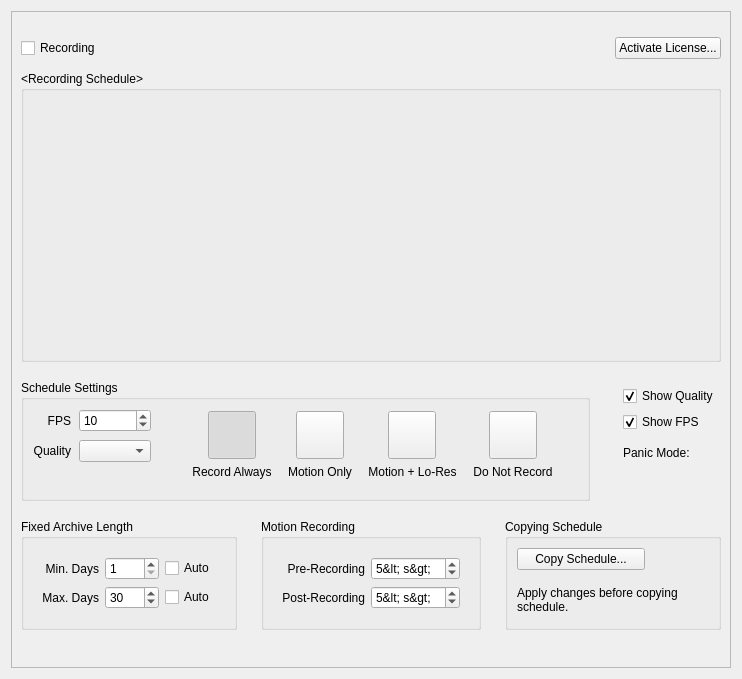
Before: the Qt Designer form client/nx_client_desktop/src/ui/widgets/properties/camera_schedule_widget.ui in networkoptix/nx_open, drawn with Qt 5.
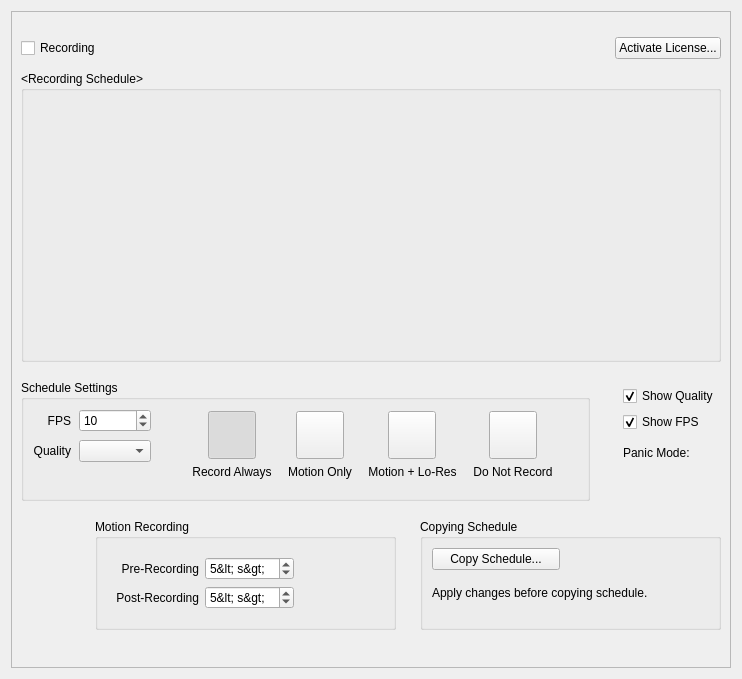
After: the same form once the commit is applied. Custom widgets are drawn as their Qt base class.

Commit message:
Separate archive length widget.
<==== Mercurial data ====>
Branch: vms_3.1_wearable

```diff
--- a/client/nx_client_desktop/src/ui/widgets/properties/camera_schedule_widget.ui
+++ b/client/nx_client_desktop/src/ui/widgets/properties/camera_schedule_widget.ui
@@ -585,7 +585,7 @@
         </layout>
        </item>
        <item>
-        <layout class="QHBoxLayout" name="bottomParametersLayout" stretch="1,1,1">
+        <layout class="QHBoxLayout" name="bottomParametersLayout" stretch="0,1,1">
          <property name="spacing">
           <number>24</number>
          </property>
@@ -596,118 +596,13 @@
           <number>0</number>
          </property>
          <item>
-          <widget class="QGroupBox" name="archiveGroupBox">
-           <property name="title">
-            <string>Fixed Archive Length</string>
+          <widget class="QnArchiveLengthWidget" name="archiveLengthWidget" native="true">
+           <property name="minimumSize">
+            <size>
+             <width>50</width>
+             <height>0</height>
+            </size>
            </property>
-           <property name="flat">
-            <bool>true</bool>
-           </property>
-           <layout class="QVBoxLayout" name="verticalLayout_2">
-            <property name="spacing">
-             <number>16</number>
-            </property>
-            <item>
-             <widget class="QWidget" name="widget_2" native="true">
-              <property name="sizePolicy">
-               <sizepolicy hsizetype="Maximum" vsizetype="Maximum">
-                <horstretch>0</horstretch>
-                <verstretch>0</verstretch>
-               </sizepolicy>
-              </property>
-              <layout class="QGridLayout" name="gridLayout_3">
-               <item row="0" column="0">
-                <widget class="QLabel" name="label_7">
-                 <property name="text">
-                  <string>Min. Days</string>
-                 </property>
-                 <property name="alignment">
-                  <set>Qt::AlignRight|Qt::AlignTrailing|Qt::AlignVCenter</set>
-                 </property>
-                 <property name="buddy">
-                  <cstring>spinBoxMinDays</cstring>
-                 </property>
-                </widget>
-               </item>
-               <item row="0" column="1">
-                <widget class="QSpinBox" name="spinBoxMinDays">
-                 <property name="minimum">
-                  <number>1</number>
-                 </property>
-                 <property name="maximum">
-                  <number>1000</number>
-                 </property>
-                </widget>
-               </item>
-               <item row="0" column="2">
-                <widget class="QCheckBox" name="checkBoxMinArchive">
-                 <property name="sizePolicy">
-                  <sizepolicy hsizetype="Preferred" vsizetype="Fixed">
-                   <horstretch>0</horstretch>
-                   <verstretch>0</verstretch>
-                  </sizepolicy>
-                 </property>
-                 <property name="text">
-                  <string>Auto</string>
-                 </property>
-                </widget>
-               </item>
-               <item row="1" column="0">
-                <widget class="QLabel" name="label_6">
-                 <property name="text">
-                  <string>Max. Days</string>
-                 </property>
-                 <property name="alignment">
-                  <set>Qt::AlignRight|Qt::AlignTrailing|Qt::AlignVCenter</set>
-                 </property>
-                 <property name="buddy">
-                  <cstring>spinBoxMaxDays</cstring>
-                 </property>
-                </widget>
-               </item>
-               <item row="1" column="1">
-                <widget class="QSpinBox" name="spinBoxMaxDays">
-                 <property name="minimum">
-                  <number>1</number>
-                 </property>
-                 <property name="maximum">
-                  <number>9999</number>
-                 </property>
-                 <property name="value">
-                  <number>30</number>
-                 </property>
-                </widget>
-               </item>
-               <item row="1" column="2">
-                <widget class="QCheckBox" name="checkBoxMaxArchive">
-                 <property name="sizePolicy">
-                  <sizepolicy hsizetype="Preferred" vsizetype="Fixed">
-                   <horstretch>0</horstretch>
-                   <verstretch>0</verstretch>
-                  </sizepolicy>
-                 </property>
-                 <property name="text">
-                  <string>Auto</string>
-                 </property>
-                </widget>
-               </item>
-              </layout>
-             </widget>
-            </item>
-            <item>
-             <spacer name="verticalSpacer_6">
-              <property name="orientation">
-               <enum>Qt::Vertical</enum>
-              </property>
-              <property name="sizeHint" stdset="0">
-               <size>
-                <width>0</width>
-                <height>0</height>
-               </size>
-              </property>
-             </spacer>
-            </item>
-           </layout>
           </widget>
          </item>
          <item>
@@ -904,6 +799,12 @@
    <header location="global">ui/widgets/licensing/licenses_usage_widget.h</header>
    <container>1</container>
   </customwidget>
+  <customwidget>
+   <class>QnArchiveLengthWidget</class>
+   <extends>QWidget</extends>
+   <header location="global">ui/widgets/properties/archive_length_widget.h</header>
+   <container>1</container>
+  </customwidget>
  </customwidgets>
  <tabstops>
   <tabstop>enableRecordingCheckBox</tabstop>
```
Left out of the diff: 4 changed lines with no effect on the pictures. The commit also changes 5 other files.
